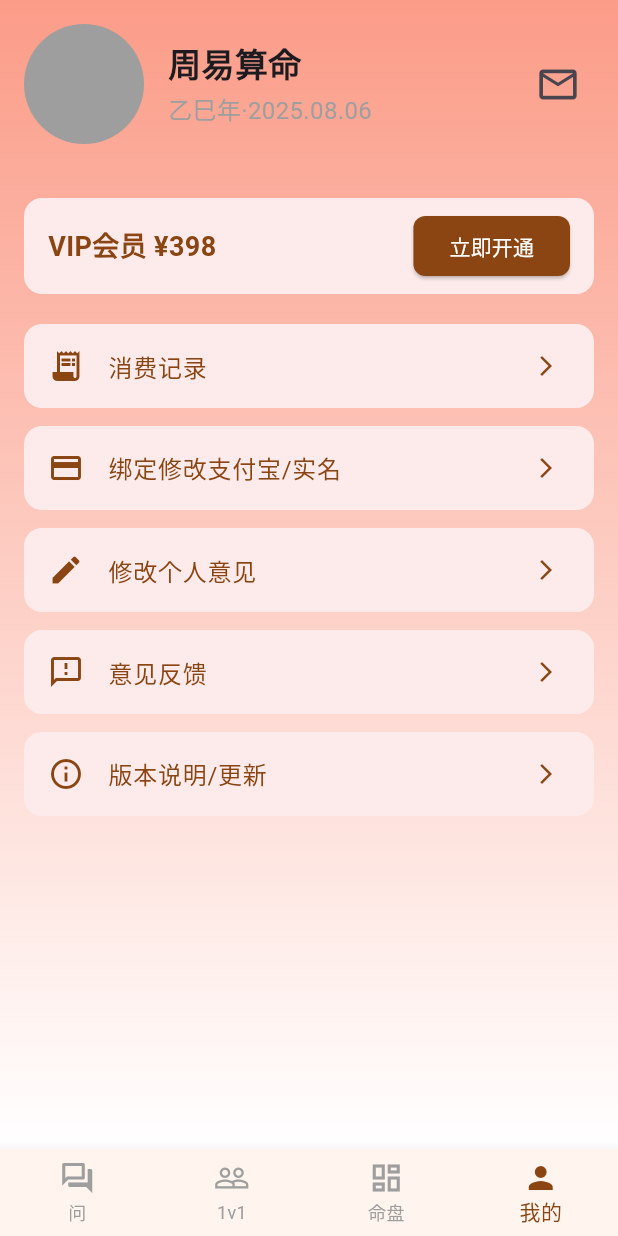
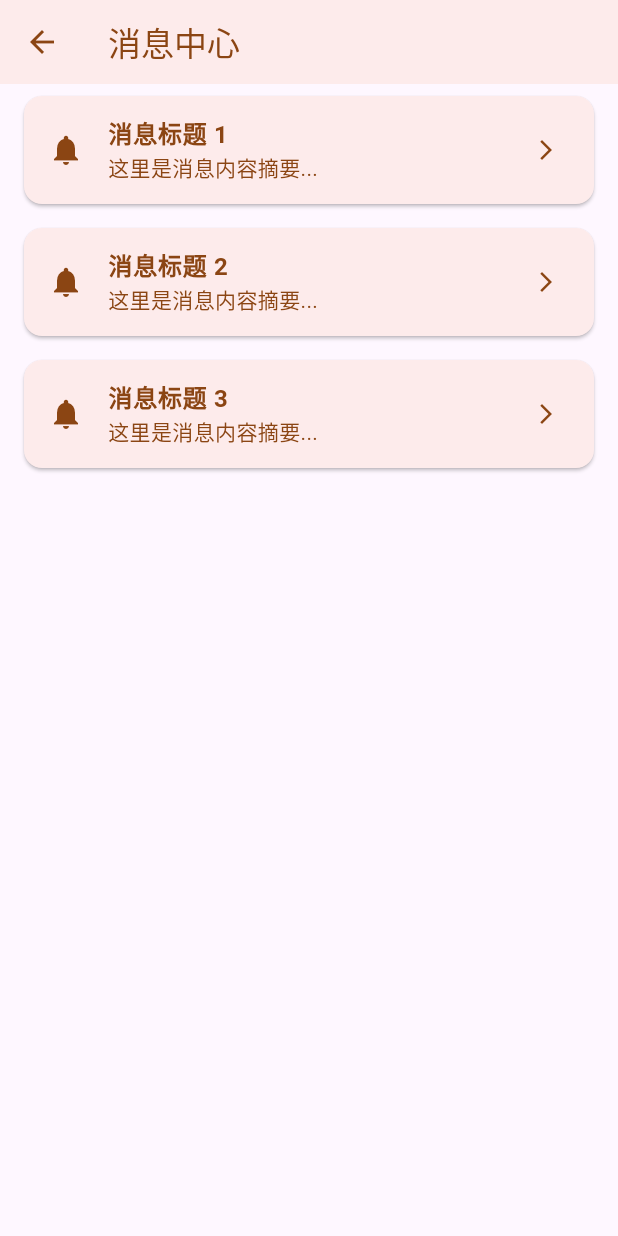
Before and after one commit to wstszx/zhouyi_flutter, a Flutter app: the MainScreen screen opened directly, item 4 of the bottom bar chosen, after a tap on the "mail outline" icon, on a phone screen of 412 x 824 dp. Run offline on Flutter 3.47's test engine with Material 3 defaults, Android fonts, the phone set to English and light mode, and no system bars; our stand-ins replace flutter_slidable, flutter_svg, webview_flutter; Roboto replaces fonts that are missing (PingFang SC).

Commit message:
feat: add MessageCenterScreen and integrate with ProfileScreen

```diff
--- /dev/null
+++ b/lib/screens/message_center_screen.dart
@@ -0,0 +1,36 @@
+import 'package:flutter/material.dart';
+
+class MessageCenterScreen extends StatelessWidget {
+  const MessageCenterScreen({super.key});
+
+  @override
+  Widget build(BuildContext context) {
+    return Scaffold(
+      appBar: AppBar(
+        title: const Text('消息中心'),
+        backgroundColor: const Color(0xFFFDEBEB),
+        elevation: 0,
+        foregroundColor: const Color(0xFF8B4513),
+      ),
+      body: ListView.builder(
+        itemCount: 3, // Placeholder for actual message count
+        itemBuilder: (context, index) {
+          return Card(
+            color: const Color(0xFFFDEBEB),
+            margin: const EdgeInsets.symmetric(horizontal: 16, vertical: 8),
+            shape: RoundedRectangleBorder(borderRadius: BorderRadius.circular(12)),
+            child: ListTile(
+              leading: const Icon(Icons.notifications, color: Color(0xFF8B4513)),
+              title: Text('消息标题 ${index + 1}', style: const TextStyle(color: Color(0xFF8B4513), fontWeight: FontWeight.bold)),
+              subtitle: Text('这里是消息内容摘要...', style: const TextStyle(color: Color(0xFF8B4513))),
+              trailing: const Icon(Icons.arrow_forward_ios, color: Color(0xFF8B4513), size: 16),
+              onTap: () {
+                // TODO: Implement message detail view
+              },
+            ),
+          );
+        },
+      ),
+    );
+  }
+}
--- a/lib/screens/profile_screen.dart
+++ b/lib/screens/profile_screen.dart
@@ -5,6 +5,7 @@ import 'edit_opinion_screen.dart';
 import 'feedback_screen.dart';
 import 'version_info_screen.dart';
 import 'vip_purchase_screen.dart';
+import 'message_center_screen.dart';
 
 class ProfileScreen extends StatelessWidget {
   const ProfileScreen({super.key});
@@ -48,7 +49,12 @@ class ProfileScreen extends StatelessWidget {
           const Spacer(),
           IconButton(
             icon: const Icon(Icons.mail_outline, size: 30),
-            onPressed: () {},
+            onPressed: () {
+              Navigator.push(
+                context,
+                MaterialPageRoute(builder: (context) => const MessageCenterScreen()),
+              );
+            },
           ),
         ],
       ),
```
